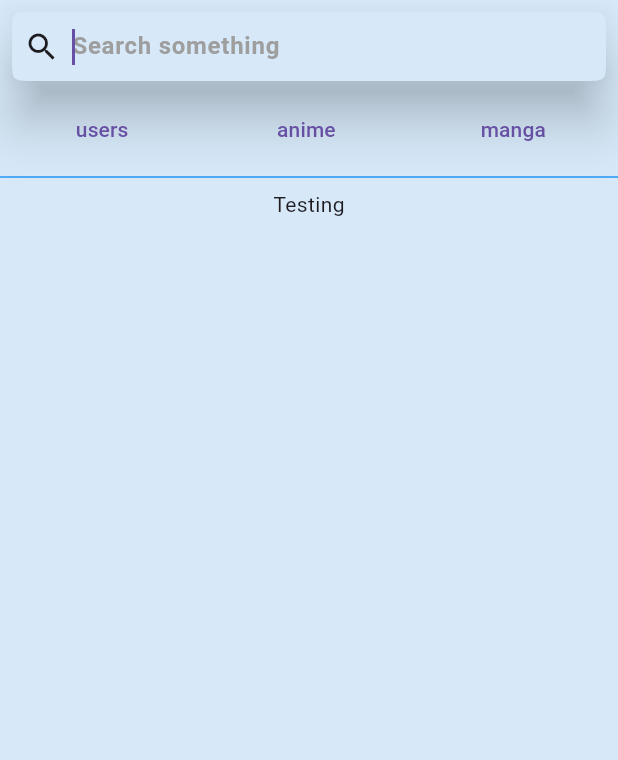
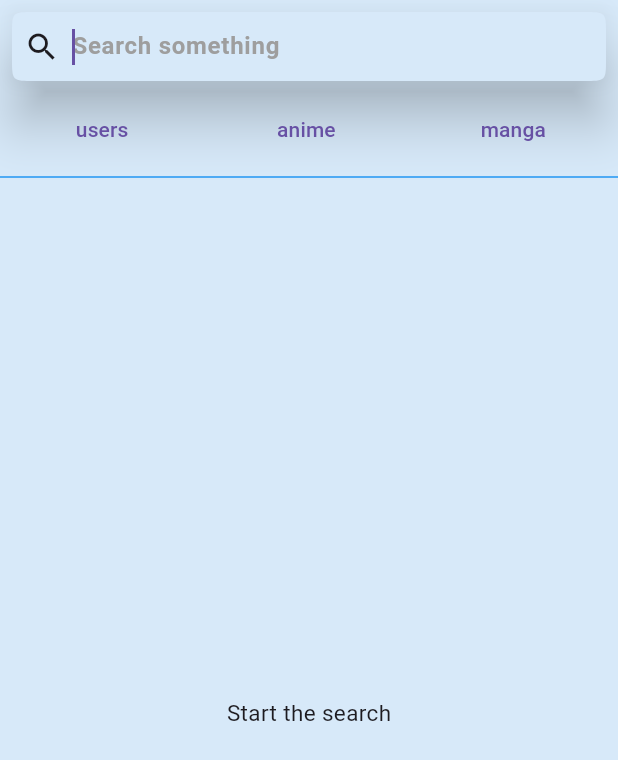
Before and after one commit to vladStar223/animesearch, a Flutter app: the screen it shows after launch, on a phone screen of 412 x 824 dp. Shown: the top 760 px of the screen. Run offline on Flutter 3.47's test engine with Material 3 defaults, Android fonts, the phone set to English and light mode, and no system bars; our stand-ins replace bloc, bloc_concurrency, cached_network_image, equatable, flutter_bloc, rxdart.

Commit message:
add  New widgets

```diff
--- a/lib/src/block/search/search_state.dart
+++ b/lib/src/block/search/search_state.dart
@@ -34,4 +34,10 @@ final class SearchStartedFailure extends SearchState {
   List<Object?> get props => [exception];
 
 }
+final class SearchStartedSuccessEmpty extends SearchState{
+  @override
+  // TODO: implement props
+  List<Object?> get props => [];
+
+}
 //state searching
--- a/lib/ui/screens/search_result.dart
+++ b/lib/ui/screens/search_result.dart
@@ -1,3 +1,5 @@
+import 'package:animesearch/ui/widgets/default_result.dart';
+import 'package:animesearch/ui/widgets/progress_bar.dart';
 import 'package:flutter/material.dart';
 import 'package:flutter_bloc/flutter_bloc.dart';
 
@@ -14,10 +16,13 @@ class SearchResult extends StatelessWidget {
 
     return BlocBuilder<SearchBloc, SearchState>(
       builder: (context, state) {
+        if(state is SearchStartedInProgress){
+          return Expanded(child: ProgressBar());
+        }
         if(state is SearchStartedSuccess){
           return Expanded(child: ListResult(state.users));
         }
-        return Expanded(child: Text('Testing'));
+        return const Expanded(child: DefaultResult());
       },
     );
     throw UnimplementedError();
--- /dev/null
+++ b/lib/ui/widgets/default_result.dart
@@ -0,0 +1,21 @@
+
+
+
+
+
+import 'package:flutter/material.dart';
+
+class DefaultResult extends StatelessWidget{
+  const DefaultResult({super.key});
+
+  @override
+  Widget build(BuildContext context) {
+    // TODO: implement build
+    return Center(child: Text('Start the search',style: TextStyle(
+      fontSize: 15,
+    ),));
+    throw UnimplementedError();
+  }
+
+
+}
```
Also changed, not shown: lib/src/block/search/search_bloc.dart (+6 -1 lines), lib/ui/widgets/empty_result.dart (added, +21 -0 lines), lib/ui/widgets/progress_bar.dart (added, +19 -0 lines).
